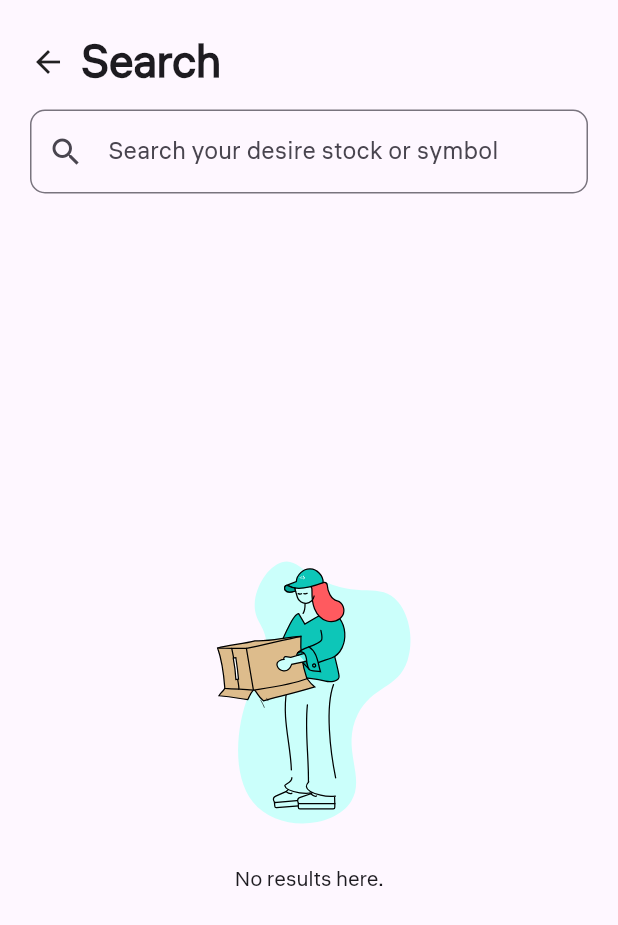
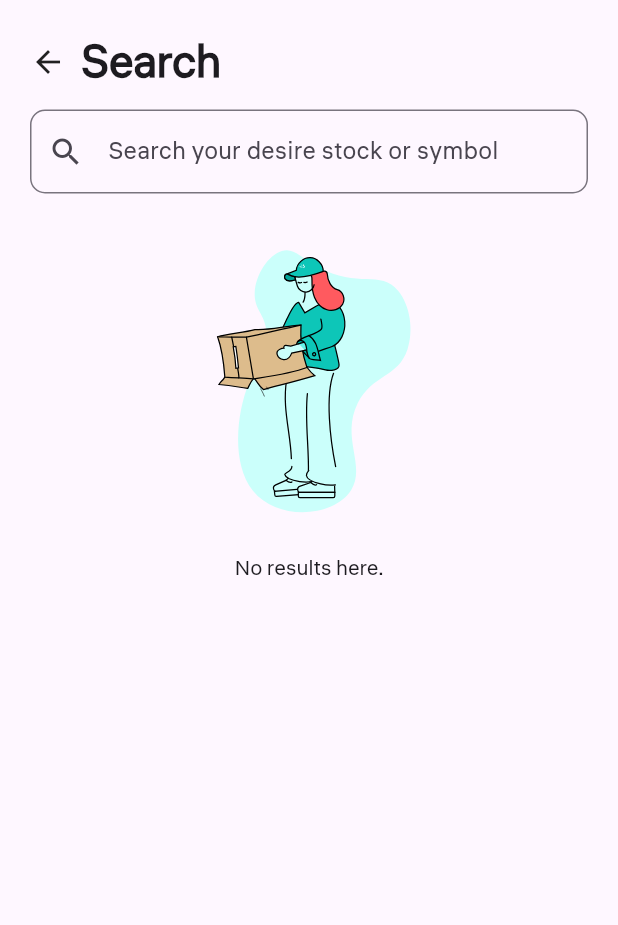
Before and after one commit to muhdhafiizz/stock_screener, a Flutter app: the screen it shows once a user with an empty profile is signed in, after a tap on the "search" icon, on a phone screen of 412 x 824 dp. Shown: the top 925 px of the screen. Run offline on Flutter 3.47's test engine with Material 3 defaults, Android fonts, the phone set to English and light mode, and no system bars; our stand-ins replace connectivity_plus, csv, firebase_auth, firebase_core, fl_chart, hive and 3 more; accounts and stored records are empty; network calls fail.

Commit message:
Fix CSV issue format return and minor additional UI

```diff
--- a/lib/repositories/stock_list_repositories.dart
+++ b/lib/repositories/stock_list_repositories.dart
@@ -1,4 +1,3 @@
-import 'dart:convert';
 
 import 'package:flutter/material.dart';
 import 'package:hive/hive.dart';
@@ -19,7 +18,8 @@ class StockRepository {
     _cacheBox = Hive.box<StockListing>(_cacheBoxName);
   }
 
-  Future<List<StockListing>?> fetchStockListings({String? date, String state = "active"}) async {
+  Future<List<StockListing>?> fetchStockListings(
+      {String? date, String state = "active"}) async {
     if (_cacheBox.isNotEmpty) {
       debugPrint("📦 Using cached stock data");
       return _cacheBox.values.toList();
@@ -36,20 +36,21 @@ class StockRepository {
 
     debugPrint("📡 API Response Status: ${response.statusCode}");
     if (response.statusCode == 200) {
-      final Map<String, dynamic> jsonData = json.decode(response.body);
-      if (response.body.trim().isEmpty || response.body == "{}") {
+      if (response.body.trim().isEmpty) {
         debugPrint("⚠️ No data received from API.");
         return [];
       }
 
-      if (jsonData.containsKey("Information") || (jsonData.containsKey("Note"))) {
+      if (response.body.contains("Information") ||
+          response.body.contains("Note")) {
         debugPrint("⚠️ API rate limit reached.");
         _rateLimitExceeded = true;
         return null;
       }
 
       try {
-        List<List<dynamic>> csvData = const CsvToListConverter().convert(response.body);
+        List<List<dynamic>> csvData =
+            const CsvToListConverter().convert(response.body);
 
         if (csvData.isEmpty || csvData.length == 1) {
           debugPrint("⚠️ Parsed CSV data is empty.");
@@ -57,9 +58,9 @@ class StockRepository {
         }
 
         csvData.removeAt(0);
-        List<StockListing> stocks = csvData
-            .map((row) => StockListing.fromCsv(row.map((e) => e.toString()).toList()))
-            .toList();
+        List<StockListing> stocks = csvData.map((row) {
+          return StockListing.fromCsv(row.map((e) => e.toString()).toList());
+        }).toList();
 
         debugPrint("✅ Successfully parsed ${stocks.length} stocks.");
 
@@ -74,7 +75,8 @@ class StockRepository {
         return [];
       }
     } else {
-      debugPrint("❌ Failed to load stock listings. Status Code: ${response.statusCode}");
+      debugPrint(
+          "❌ Failed to load stock listings. Status Code: ${response.statusCode}");
       throw Exception("Failed to load stock listings");
     }
   }
--- a/lib/ui/home_page/home_page.dart
+++ b/lib/ui/home_page/home_page.dart
@@ -1,5 +1,6 @@
 import 'package:firebase_auth/firebase_auth.dart';
 import 'package:flutter/material.dart';
+import 'package:lottie/lottie.dart';
 import 'package:provider/provider.dart';
 import 'package:stock_screener/providers/watchlist_provider.dart';
 import 'package:stock_screener/ui/search_page/search_page_view.dart';
@@ -101,22 +102,41 @@ Widget _buildTopNavBar(BuildContext context) {
 Widget _buildStockList(BuildContext context) {
   final stockProvider = Provider.of<StockProvider>(context);
 
-  if (stockProvider.stocks == null || stockProvider.stocks!.isEmpty) {
+  if (stockProvider.apiRateLimited) {
     return const Center(
-      child: Text(
-        'Your stocklist is empty.\nPlease refresh.',
-        style: TextStyle(fontSize: 16, color: Colors.grey),
-        textAlign: TextAlign.center,
+      child: Padding(
+        padding: EdgeInsets.all(20.0),
+        child: Column(
+          children: [
+            Icon(
+              Icons.warning,
+              color: Colors.red,
+            ),
+            Text(
+              "API limit has been reached.\nPlease try again later.",
+              style: TextStyle(fontSize: 16, color: Colors.grey),
+              textAlign: TextAlign.center,
+            ),
+          ],
+        ),
       ),
     );
   }
 
-  if (stockProvider.apiRateLimited) {
+  if (stockProvider.stocks == null || stockProvider.stocks!.isEmpty) {
     return const Center(
-      child: Text(
-        "API limit has been reached.\nPlease try again later.",
-        style: TextStyle(fontSize: 16, color: Colors.grey),
-        textAlign: TextAlign.center,
+      child: Padding(
+        padding: EdgeInsets.all(20.0),
+        child: Column(
+          children: [
+            Icon(Icons.sentiment_dissatisfied_sharp),
+            Text(
+              'Your stocklist is empty.\nPlease refresh.',
+              style: TextStyle(fontSize: 16, color: Colors.grey),
+              textAlign: TextAlign.center,
+            ),
+          ],
+        ),
       ),
     );
   }
@@ -129,7 +149,8 @@ Widget _buildStockList(BuildContext context) {
         crossAxisCount: 1,
         childAspectRatio: 0.6,
       ),
-      itemCount: stockProvider.stocks!.length > 4 ? 5 : stockProvider.stocks!.length,
+      itemCount:
+          stockProvider.stocks!.length > 4 ? 5 : stockProvider.stocks!.length,
       itemBuilder: (context, index) {
         if (index < 4) {
           final StockListing stock = stockProvider.stocks![index];
@@ -146,21 +167,6 @@ Widget _buildStockList(BuildContext context) {
                 child: InkWell(
                   onTap: () {
                     debugPrint("Stock Symbol: '${stock.symbol}'");
-
-                    if (stock.symbol.trim().toLowerCase() == "n/a" ||
-                        stock.symbol.trim().isEmpty) {
-                      debugPrint("⚠️ API limit reached. Showing Snackbar.");
-
-                      ScaffoldMessenger.of(context).showSnackBar(
-                        const SnackBar(
-                          content: Text(
-                              "API limit has been reached. Please try again later."),
-                          duration: Duration(seconds: 2),
-                        ),
-                      );
-
-                      return;
-                    }
 
                     debugPrint(
                         "✅ Navigating to CompanyOverviewView with symbol: ${stock.symbol}");
@@ -231,7 +237,6 @@ Widget _buildStockList(BuildContext context) {
   );
 }
 
-
 Widget _buildWatchlist() {
   return Consumer2<WatchlistProvider, StockPriceProvider>(
     builder: (context, watchlistProvider, stockPriceProvider, child) {
@@ -250,10 +255,18 @@ Widget _buildWatchlist() {
 
       return watchlist.isEmpty
           ? const Center(
-              child: Text(
-                "Your watchlist is currently empty.\nPlease select a stock.",
-                style: TextStyle(fontSize: 16, color: Colors.grey),
-                textAlign: TextAlign.center,
+              child: Padding(
+                padding: EdgeInsets.all(20.0),
+                child: Column(
+                  children: [
+                    Icon(Icons.sentiment_dissatisfied_sharp),
+                    Text(
+                      'Your watchlist is currently empty.\nPlease select a stock.',
+                      style: TextStyle(fontSize: 16, color: Colors.grey),
+                      textAlign: TextAlign.center,
+                    ),
+                  ],
+                ),
               ),
             )
           : SizedBox(
--- a/lib/ui/search_page/search_page_controller.dart
+++ b/lib/ui/search_page/search_page_controller.dart
@@ -17,10 +17,14 @@ class SearchProvider with ChangeNotifier {
     searchController.addListener(_onSearchChanged);
   }
 
-  void _loadStocks() async {
+  Future<void> _loadStocks() async {
     _allStocks = await _repository.fetchStockListings();
     _filteredStocks = _allStocks;
     notifyListeners();
+  }
+
+  Future<void> refreshStocks() async {
+    await _loadStocks();
   }
 
   void _onSearchChanged() {
--- a/lib/ui/search_page/search_page_view.dart
+++ b/lib/ui/search_page/search_page_view.dart
@@ -7,6 +7,12 @@ import 'search_page_controller.dart';
 
 class SearchPageView extends StatelessWidget {
   const SearchPageView({super.key});
+
+  Future<void> _refreshSearchList(BuildContext context) async {
+    final searchProvider = Provider.of<SearchProvider>(context, listen: false);
+    await searchProvider.refreshStocks();
+    print("_refreshSearchList");
+  }
 
   @override
   Widget build(BuildContext context) {
@@ -27,10 +33,10 @@ class SearchPageView extends StatelessWidget {
                         Navigator.pop(context);
                       },
                       child: Icon(Icons.arrow_back)),
-                  SizedBox(
+                  const SizedBox(
                     width: 10,
                   ),
-                  Text(
+                  const Text(
                     "Search",
                     style: const TextStyle(
                         fontSize: 30, fontWeight: FontWeight.bold),
@@ -50,9 +56,15 @@ class SearchPageView extends StatelessWidget {
               ),
               const SizedBox(height: 20),
               Expanded(
+                child: RefreshIndicator(
+                  onRefresh: () => _refreshSearchList(context),
+                  backgroundColor: Colors.black,
+                  color: Colors.green,
                   child: (searchProvider.filteredStocks?.isEmpty ?? true)
-                    ? Center(
-                        child: Column(
+                      ? ListView(
+                          physics: const AlwaysScrollableScrollPhysics(),
+                          children: [
+                            Column(
                               mainAxisAlignment: MainAxisAlignment.center,
                               crossAxisAlignment: CrossAxisAlignment.center,
                               children: [
@@ -65,16 +77,19 @@ class SearchPageView extends StatelessWidget {
                                 const Text("No results here."),
                               ],
                             ),
+                          ],
                         )
                       : Scrollbar(
                           thickness: 6.0,
                           radius: Radius.circular(10),
                           child: ListView.builder(
-                          itemCount: searchProvider.filteredStocks?.length ?? 0,
+                            physics: const AlwaysScrollableScrollPhysics(),
+                            itemCount:
+                                searchProvider.filteredStocks?.length ?? 0,
                             itemBuilder: (context, index) {
-                            final stock = searchProvider.filteredStocks?[index];
-                            if (stock == null)
-                              return SizedBox.shrink();
+                              final stock =
+                                  searchProvider.filteredStocks?[index];
+                              if (stock == null) return SizedBox.shrink();
 
                               return InkWell(
                                 onTap: () {
@@ -93,7 +108,8 @@ class SearchPageView extends StatelessWidget {
                                   subtitle: Text(
                                       "Symbol: ${stock.symbol} | Exchange: ${stock.exchange}"),
                                   trailing: Consumer<WatchlistProvider>(
-                                  builder: (context, watchlistProvider, child) {
+                                    builder:
+                                        (context, watchlistProvider, child) {
                                       final isInWatchlist = watchlistProvider
                                           .isInWatchlist(stock.symbol);
                                       return IconButton(
@@ -124,6 +140,7 @@ class SearchPageView extends StatelessWidget {
                           ),
                         ),
                 ),
+              )
             ],
           ),
         ),
```
Lines whose indentation alone changed are shown as unchanged.
